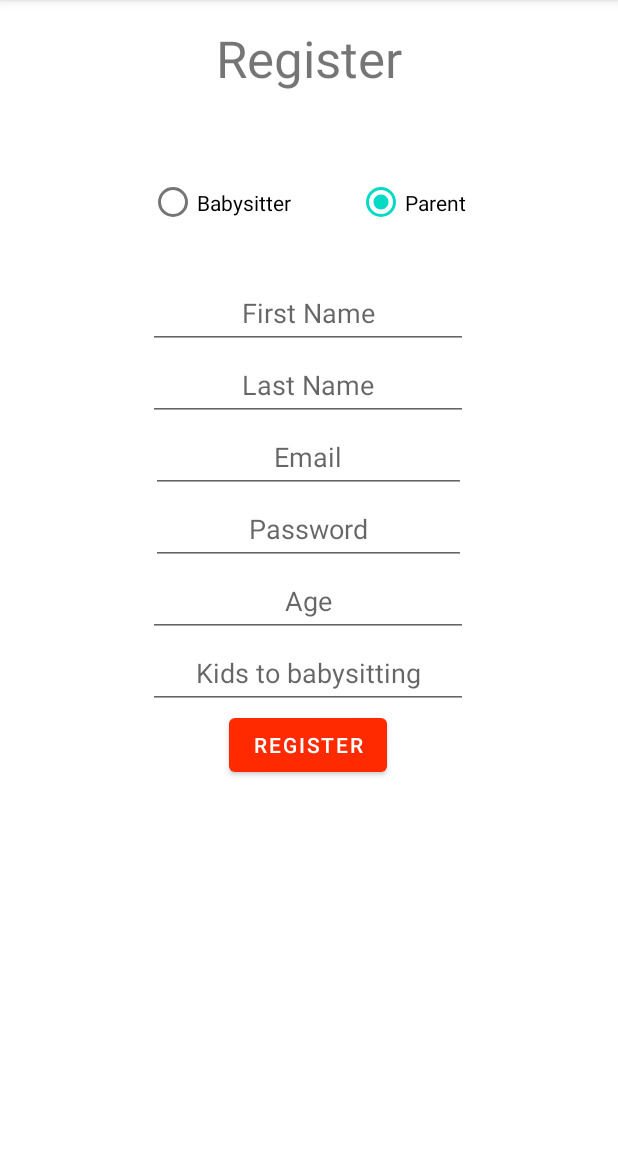
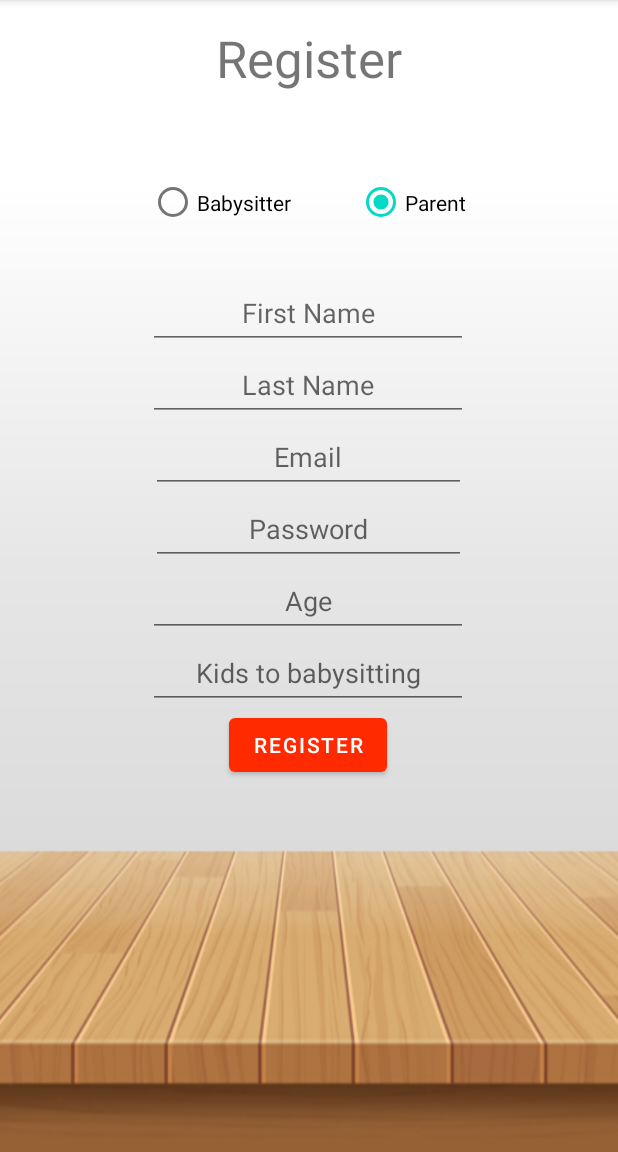
Before and after one commit to Dvirperkin/BabySitBook, an Android app: the RegisterActivity screen opened directly, with no data from a screen before it, after a tap on "Parent", on a phone screen of 412 x 824 dp, the part 84-1236 px from its top. Run offline under Robolectric (Android 15) with nearby library versions, the phone set to English and light mode, and no system bars; our stand-ins replace Firebase (no records; nobody signed in at launch, a user with empty details on screens opened directly); 1 other tap on this screen came first.

Commit message:
Searchable created but not handled

```diff
--- a/app/src/main/java/com/example/babysitbook/RegisterActivity.kt
+++ b/app/src/main/java/com/example/babysitbook/RegisterActivity.kt
@@ -60,10 +60,10 @@ class RegisterActivity : AppCompatActivity() {
     }
 
     private fun createUser() {
+        email = findViewById(R.id.Email)
+        password = findViewById(R.id.Password)
         auth.createUserWithEmailAndPassword(email.text.toString(), password.text.toString()).addOnCompleteListener(this) { task ->
             if (task.isSuccessful) {
-                email = findViewById(R.id.Email)
-                password = findViewById(R.id.Password)
                 firstName = findViewById(R.id.FirstName)
                 lastName  = findViewById(R.id.LastName)
                 age = findViewById(R.id.Age)
--- a/app/src/main/res/layout/activity_login.xml
+++ b/app/src/main/res/layout/activity_login.xml
@@ -4,6 +4,7 @@
     xmlns:tools="http://schemas.android.com/tools"
     android:layout_width="match_parent"
     android:layout_height="match_parent"
+    android:background="@drawable/background"
     tools:context=".LoginActivity">
 
     <TextView
--- a/app/src/main/res/layout/activity_register.xml
+++ b/app/src/main/res/layout/activity_register.xml
@@ -3,7 +3,8 @@
     xmlns:app="http://schemas.android.com/apk/res-auto"
     xmlns:tools="http://schemas.android.com/tools"
     android:layout_width="match_parent"
-    android:layout_height="match_parent">
+    android:layout_height="match_parent"
+    android:background="@drawable/deck_background">
 
     <TextView
         android:id="@+id/textView5"
--- a/app/src/main/res/layout/babysitter_form.xml
+++ b/app/src/main/res/layout/babysitter_form.xml
@@ -11,6 +11,7 @@
         android:ems="10"
         android:hint="@string/FIRST_NAME"
         android:inputType="textPersonName"
+        android:minHeight="48dp"
         android:textAlignment="center"
         app:layout_constraintBottom_toTopOf="@+id/LastName"
         app:layout_constraintEnd_toEndOf="parent"
@@ -25,6 +26,7 @@
         android:ems="10"
         android:hint="@string/LAST_NAME"
         android:inputType="textPersonName"
+        android:minHeight="48dp"
         android:textAlignment="center"
         app:layout_constraintBottom_toTopOf="@+id/Email"
         app:layout_constraintEnd_toEndOf="parent"
@@ -39,6 +41,7 @@
         android:ems="10"
         android:hint="@string/EMAIL"
         android:inputType="textEmailAddress"
+        android:minHeight="48dp"
         android:textAlignment="center"
         app:layout_constraintBottom_toTopOf="@+id/Password"
         app:layout_constraintEnd_toEndOf="parent"
@@ -53,6 +56,7 @@
         android:ems="10"
         android:hint="@string/PASSWORD"
         android:inputType="textPassword"
+        android:minHeight="48dp"
         android:textAlignment="center"
         app:layout_constraintBottom_toTopOf="@+id/Age"
         app:layout_constraintEnd_toEndOf="parent"
@@ -68,6 +72,7 @@
         android:ems="10"
         android:hint="@string/AGE"
         android:inputType="textPersonName"
+        android:minHeight="48dp"
         android:textAlignment="center"
         app:layout_constraintBottom_toTopOf="@+id/Experience"
         app:layout_constraintEnd_toEndOf="parent"
@@ -82,6 +87,7 @@
         android:ems="10"
         android:hint="@string/YEARS_OF_EXPERIENCE"
         android:inputType="textPersonName"
+        android:minHeight="48dp"
         android:textAlignment="center"
         app:layout_constraintBottom_toTopOf="@+id/registerButton"
         app:layout_constraintEnd_toEndOf="parent"
--- a/app/src/main/res/layout/parent_form.xml
+++ b/app/src/main/res/layout/parent_form.xml
@@ -1,9 +1,38 @@
 <?xml version="1.0" encoding="utf-8"?>
 <androidx.constraintlayout.widget.ConstraintLayout xmlns:android="http://schemas.android.com/apk/res/android"
     xmlns:app="http://schemas.android.com/apk/res-auto"
-    xmlns:tools="http://schemas.android.com/tools"
     android:layout_width="match_parent"
     android:layout_height="match_parent">
+
+    <EditText
+        android:id="@+id/FirstName"
+        android:layout_width="wrap_content"
+        android:layout_height="wrap_content"
+        android:ems="10"
+        android:hint="@string/FIRST_NAME"
+        android:inputType="textPersonName"
+        android:minHeight="48dp"
+        android:textAlignment="center"
+        app:layout_constraintBottom_toTopOf="@+id/LastName"
+        app:layout_constraintEnd_toEndOf="parent"
+        app:layout_constraintHorizontal_bias="0.5"
+        app:layout_constraintStart_toStartOf="parent"
+        app:layout_constraintTop_toTopOf="parent" />
+
+    <EditText
+        android:id="@+id/LastName"
+        android:layout_width="wrap_content"
+        android:layout_height="wrap_content"
+        android:ems="10"
+        android:hint="@string/LAST_NAME"
+        android:inputType="textPersonName"
+        android:minHeight="48dp"
+        android:textAlignment="center"
+        app:layout_constraintBottom_toTopOf="@+id/Email"
+        app:layout_constraintEnd_toEndOf="parent"
+        app:layout_constraintHorizontal_bias="0.5"
+        app:layout_constraintStart_toStartOf="parent"
+        app:layout_constraintTop_toBottomOf="@+id/FirstName" />
 
     <EditText
         android:id="@+id/Email"
@@ -34,36 +63,6 @@
         app:layout_constraintHorizontal_bias="0.5"
         app:layout_constraintStart_toStartOf="parent"
         app:layout_constraintTop_toBottomOf="@+id/Email" />
-
-    <EditText
-        android:id="@+id/FirstName"
-        android:layout_width="wrap_content"
-        android:layout_height="wrap_content"
-        android:ems="10"
-        android:hint="@string/FIRST_NAME"
-        android:inputType="textPersonName"
-        android:minHeight="48dp"
-        android:textAlignment="center"
-        app:layout_constraintBottom_toTopOf="@+id/LastName"
-        app:layout_constraintEnd_toEndOf="parent"
-        app:layout_constraintHorizontal_bias="0.5"
-        app:layout_constraintStart_toStartOf="parent"
-        app:layout_constraintTop_toTopOf="parent" />
-
-    <EditText
-        android:id="@+id/LastName"
-        android:layout_width="wrap_content"
-        android:layout_height="wrap_content"
-        android:ems="10"
-        android:hint="@string/LAST_NAME"
-        android:inputType="textPersonName"
-        android:minHeight="48dp"
-        android:textAlignment="center"
-        app:layout_constraintBottom_toTopOf="@+id/Email"
-        app:layout_constraintEnd_toEndOf="parent"
-        app:layout_constraintHorizontal_bias="0.5"
-        app:layout_constraintStart_toStartOf="parent"
-        app:layout_constraintTop_toBottomOf="@+id/FirstName" />
 
     <EditText
         android:id="@+id/Age"
--- a/app/src/main/res/values/strings.xml
+++ b/app/src/main/res/values/strings.xml
@@ -12,4 +12,5 @@
     <string name="YEARS_OF_EXPERIENCE">Years of experience</string>
     <string name="AGE">Age</string>
     <string name="KIDS">Kids to babysitting</string>
+    <string name="SEARCH">Search profiles</string>
 </resources>
--- /dev/null
+++ b/app/src/main/res/xml/searchable.xml
@@ -0,0 +1,6 @@
+<?xml version="1.0" encoding="utf-8"?>
+<searchable xmlns:android="http://schemas.android.com/apk/res/android"
+    android:label="@string/app_name"
+    android:hint="@string/SEARCH">
+
+</searchable>
```
Also changed, not shown: app/src/main/AndroidManifest.xml (+9 -0 lines), app/src/main/java/com/example/babysitbook/SearchableActivity.kt (added, +12 -0 lines), app/src/main/res/layout/activity_searchable.xml (added, +8 -0 lines), app/src/main/res/drawable/background.png (added), app/src/main/res/drawable/deck_background.png (added).
